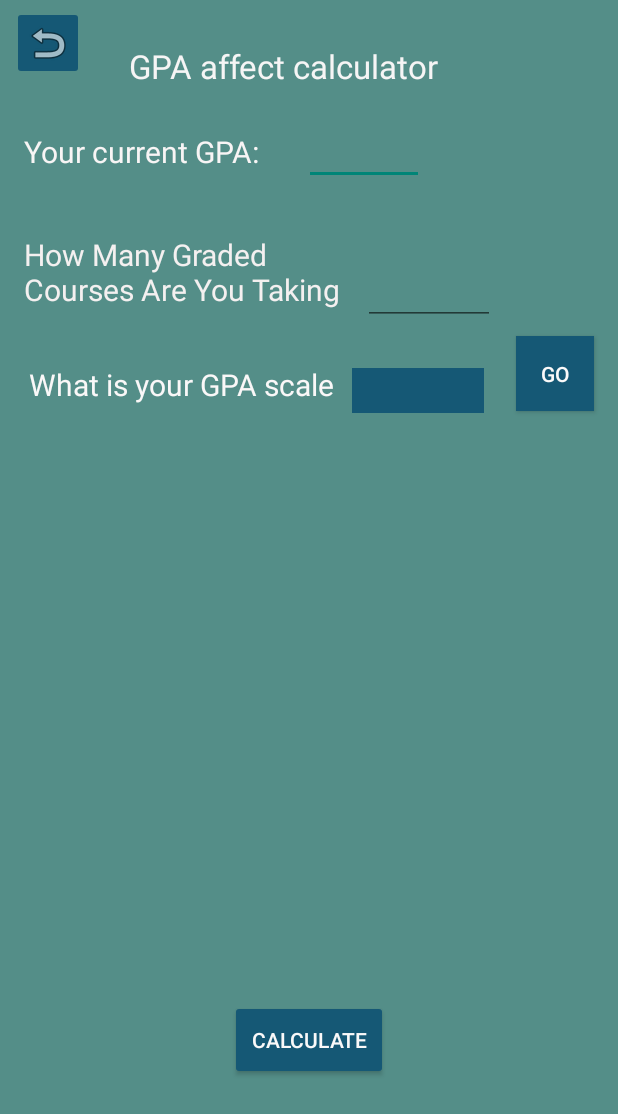
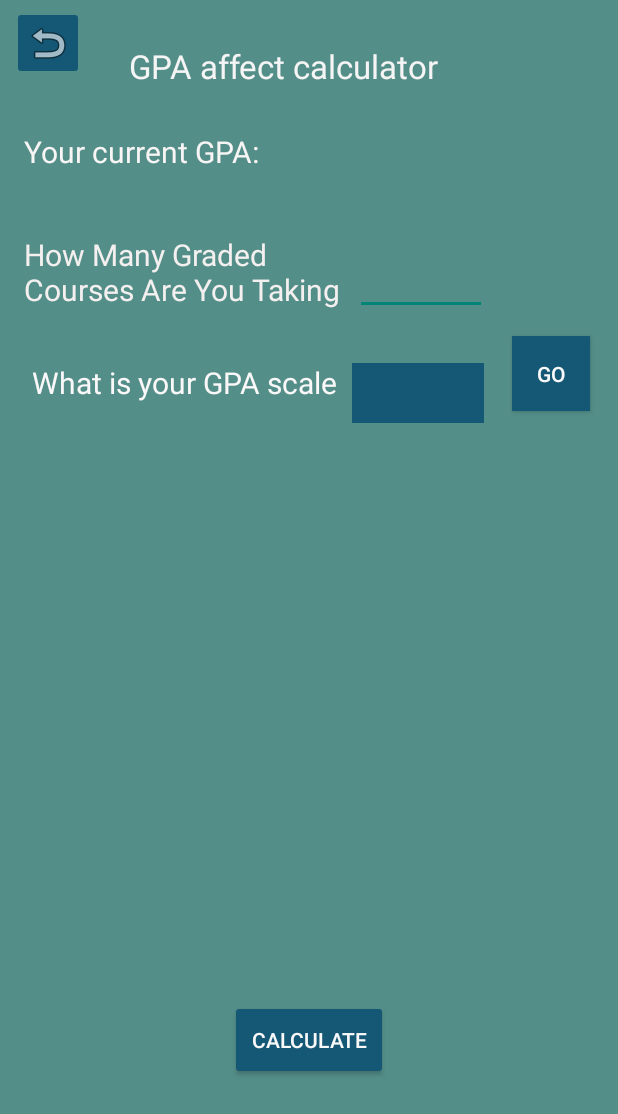
Before and after one commit to curtis-fedorko/Grade_Calculator, an Android app: the layout fragment_affected_g_p_a.xml on its own in the app's theme, with its tools: preview values and no code run, on a phone screen of 412 x 824 dp. Shown: the top 1114 px of the screen. Run offline under Robolectric (Android 15) with nearby library versions, the phone set to English and light mode, and no system bars.

Commit message:
Ui updates

```diff
--- /dev/null
+++ b/app/src/main/res/drawable/drawable_textview.xml
@@ -0,0 +1,4 @@
+<?xml version="1.0" encoding="utf-8"?>
+<selector xmlns:android="http://schemas.android.com/apk/res/android">
+    <item android:drawable="@drawable/circle" />
+</selector>
--- a/app/src/main/res/layout/fragment_affected_g_p_a.xml
+++ b/app/src/main/res/layout/fragment_affected_g_p_a.xml
@@ -63,13 +63,15 @@
         app:layout_constraintTop_toBottomOf="@+id/singlesemstatemnt"
         app:layout_constraintVertical_bias="0.21" />
 
-    <EditText
+    <TextView
         android:id="@+id/editTextNumberDecimal"
         android:layout_width="80dp"
         android:layout_height="40dp"
         android:layout_marginTop="16dp"
         android:ems="10"
         android:inputType="numberDecimal"
+        android:textColor="#FDFCFC"
+        android:textSize="20sp"
         app:layout_constraintEnd_toEndOf="parent"
         app:layout_constraintHorizontal_bias="0.022"
         app:layout_constraintStart_toEndOf="@+id/current_cum"
@@ -225,7 +227,7 @@
     <Spinner
         android:id="@+id/GPA_scale_spinner"
         android:layout_width="88dp"
-        android:layout_height="30dp"
+        android:layout_height="40dp"
         android:background="#155875"
         android:backgroundTint="#155875"
         android:textColor="#F6F6F5"
@@ -262,10 +264,10 @@
         android:inputType="number"
         app:layout_constraintBottom_toBottomOf="parent"
         app:layout_constraintEnd_toEndOf="parent"
-        app:layout_constraintHorizontal_bias="0.746"
+        app:layout_constraintHorizontal_bias="0.73"
         app:layout_constraintStart_toStartOf="parent"
         app:layout_constraintTop_toBottomOf="@+id/singlesemstatemnt"
-        app:layout_constraintVertical_bias="0.121" />
+        app:layout_constraintVertical_bias="0.111" />
 
     <TextView
         android:id="@+id/semesters_taken"
@@ -282,16 +284,16 @@
 
     <TextView
         android:id="@+id/yourgpaTEXT"
-        android:layout_width="201dp"
+        android:layout_width="266dp"
         android:layout_height="55dp"
-        android:layout_marginBottom="32dp"
+        android:layout_marginBottom="28dp"
         android:text="TextView"
         android:textColor="#FAF6F6"
         android:textSize="24sp"
         android:visibility="invisible"
         app:layout_constraintBottom_toBottomOf="parent"
         app:layout_constraintEnd_toEndOf="parent"
-        app:layout_constraintHorizontal_bias="0.399"
+        app:layout_constraintHorizontal_bias="0.496"
         app:layout_constraintStart_toStartOf="parent" />
 
     <Button
@@ -310,8 +312,8 @@
 
     <TextView
         android:id="@+id/GPA_scale_textview"
-        android:layout_width="215dp"
-        android:layout_height="29dp"
+        android:layout_width="213dp"
+        android:layout_height="33dp"
         android:text="@string/GPA_scale"
         android:textColor="#FAF8F8"
         android:textSize="20sp"
@@ -463,4 +465,19 @@
         app:layout_constraintTop_toTopOf="parent"
         app:layout_constraintVertical_bias="0.748" />
 
+    <TextView
+        android:id="@+id/reser_text"
+        android:layout_width="105dp"
+        android:layout_height="53dp"
+        android:text="@string/reset_text"
+        android:textColor="#0E7CAE"
+        android:textSize="20sp"
+        android:visibility="invisible"
+        app:layout_constraintBottom_toBottomOf="parent"
+        app:layout_constraintEnd_toEndOf="parent"
+        app:layout_constraintHorizontal_bias="0.312"
+        app:layout_constraintStart_toEndOf="@+id/Calc_single_semGPA"
+        app:layout_constraintTop_toBottomOf="@+id/units10"
+        app:layout_constraintVertical_bias="0.133" />
+
 </androidx.constraintlayout.widget.ConstraintLayout>
--- a/app/src/main/res/layout/spinner_back.xml
+++ b/app/src/main/res/layout/spinner_back.xml
@@ -3,5 +3,5 @@
     android:layout_width="match_parent"
     android:layout_height="wrap_content"
     android:textSize="20sp"
-    android:background="#505C9F"
+    android:background="#155875"
     android:textColor="#FFFFFF" />
```
Also changed, not shown: app/src/main/java/fedorko/curtis/myapplication/AffectedGPA.java (+47 -1 lines), app/src/main/res/drawable/circle.xml (added, +11 -0 lines), app/src/main/res/layout/activity_main.xml (+5 -3 lines), app/src/main/res/layout/fragment_home.xml (+14 -13 lines), app/src/main/res/menu/bottom_nav_menu.xml (+7 -2 lines).
